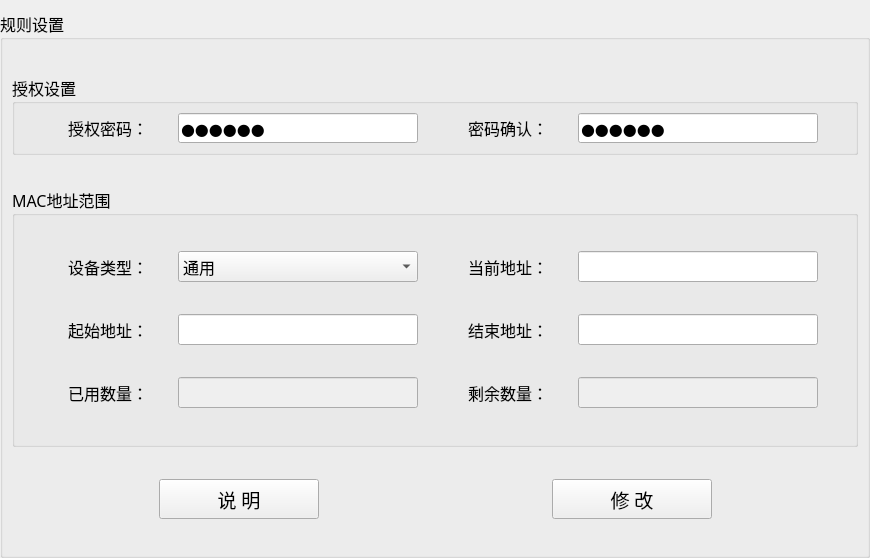
The window that PDU-MacAddr/settings/settingwid.ui (ChinaClever/PDU-MacAddr) describes before a commit, drawn with Qt 5.
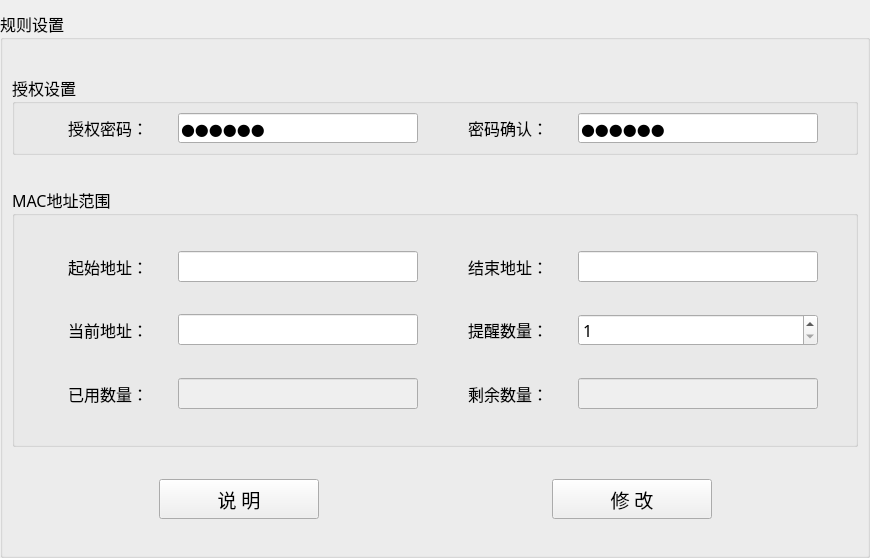
The same window after the commit.

What changed in the file:
```diff
--- a/PDU-MacAddr/settings/settingwid.ui
+++ b/PDU-MacAddr/settings/settingwid.ui
@@ -99,7 +99,7 @@
         </property>
         <layout class="QGridLayout" name="gridLayout_4">
          <item row="0" column="0">
-          <widget class="QLabel" name="label_3">
+          <widget class="QLabel" name="label_5">
            <property name="maximumSize">
             <size>
              <width>100</width>
@@ -107,7 +107,7 @@
             </size>
            </property>
            <property name="text">
-            <string>设备类型：</string>
+            <string>起始地址：</string>
            </property>
            <property name="alignment">
             <set>Qt::AlignRight|Qt::AlignTrailing|Qt::AlignVCenter</set>
@@ -115,22 +115,20 @@
           </widget>
          </item>
          <item row="0" column="1">
-          <widget class="QComboBox" name="typeBox">
+          <widget class="QLineEdit" name="startEdit">
+           <property name="enabled">
+            <bool>true</bool>
+           </property>
            <property name="maximumSize">
             <size>
              <width>240</width>
              <height>16777215</height>
             </size>
            </property>
-           <item>
-            <property name="text">
-             <string>通用</string>
-            </property>
-           </item>
           </widget>
          </item>
          <item row="0" column="2">
-          <widget class="QLabel" name="label_4">
+          <widget class="QLabel" name="label_6">
            <property name="maximumSize">
             <size>
              <width>100</width>
@@ -138,7 +136,7 @@
             </size>
            </property>
            <property name="text">
-            <string>当前地址：</string>
+            <string>结束地址：</string>
            </property>
            <property name="alignment">
             <set>Qt::AlignRight|Qt::AlignTrailing|Qt::AlignVCenter</set>
@@ -146,7 +144,7 @@
           </widget>
          </item>
          <item row="0" column="3">
-          <widget class="QLineEdit" name="macEdit">
+          <widget class="QLineEdit" name="endEdit">
            <property name="enabled">
             <bool>true</bool>
            </property>
@@ -159,7 +157,7 @@
           </widget>
          </item>
          <item row="1" column="0">
-          <widget class="QLabel" name="label_5">
+          <widget class="QLabel" name="label_4">
            <property name="maximumSize">
             <size>
              <width>100</width>
@@ -167,7 +165,7 @@
             </size>
            </property>
            <property name="text">
-            <string>起始地址：</string>
+            <string>当前地址：</string>
            </property>
            <property name="alignment">
             <set>Qt::AlignRight|Qt::AlignTrailing|Qt::AlignVCenter</set>
@@ -175,7 +173,7 @@
           </widget>
          </item>
          <item row="1" column="1">
-          <widget class="QLineEdit" name="startEdit">
+          <widget class="QLineEdit" name="macEdit">
            <property name="enabled">
             <bool>true</bool>
            </property>
@@ -188,7 +186,7 @@
           </widget>
          </item>
          <item row="1" column="2">
-          <widget class="QLabel" name="label_6">
+          <widget class="QLabel" name="label_3">
            <property name="maximumSize">
             <size>
              <width>100</width>
@@ -196,7 +194,7 @@
             </size>
            </property>
            <property name="text">
-            <string>结束地址：</string>
+            <string>提醒数量：</string>
            </property>
            <property name="alignment">
             <set>Qt::AlignRight|Qt::AlignTrailing|Qt::AlignVCenter</set>
@@ -204,15 +202,15 @@
           </widget>
          </item>
          <item row="1" column="3">
-          <widget class="QLineEdit" name="endEdit">
-           <property name="enabled">
-            <bool>true</bool>
+          <widget class="QSpinBox" name="spinBox">
+           <property name="minimum">
+            <number>1</number>
            </property>
-           <property name="maximumSize">
-            <size>
-             <width>240</width>
-             <height>16777215</height>
-            </size>
+           <property name="maximum">
+            <number>99999</number>
+           </property>
+           <property name="singleStep">
+            <number>100</number>
            </property>
           </widget>
          </item>
```
